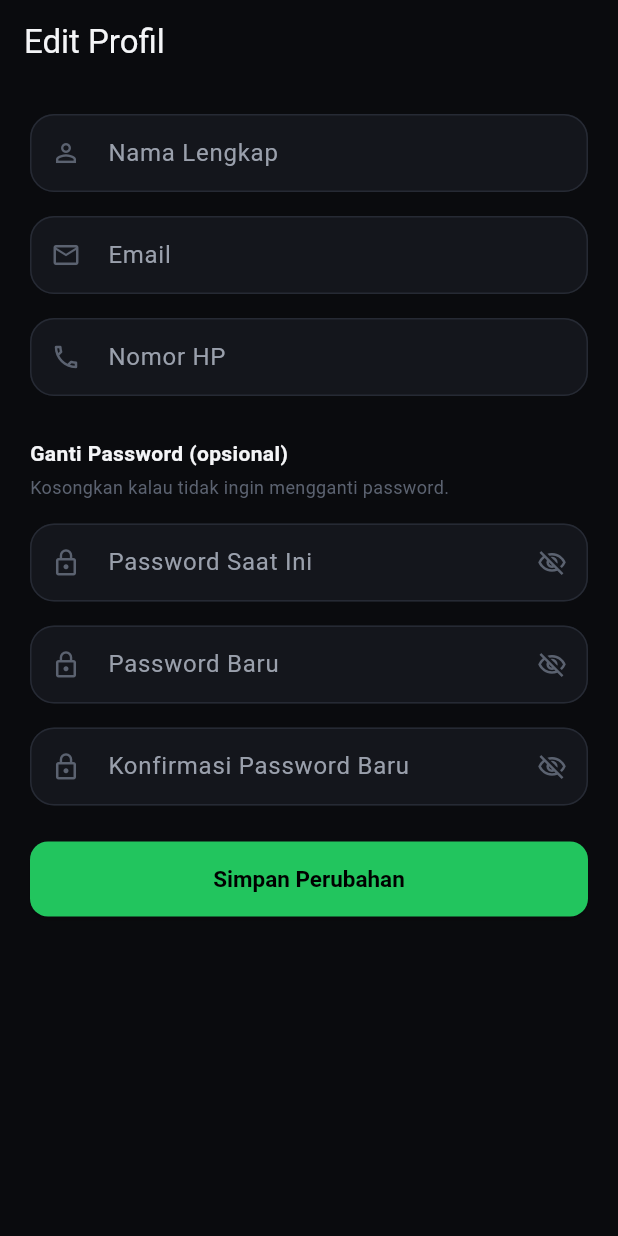
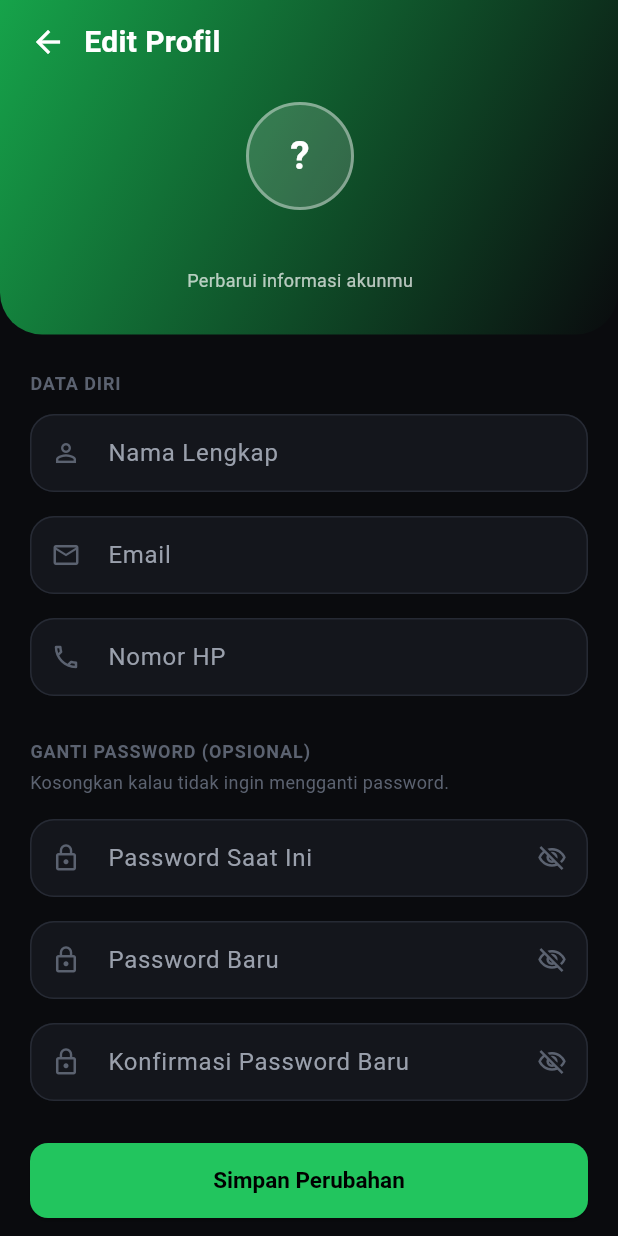
Before and after one commit to asep1994/billiard-customer, a Flutter app: the EditProfileScreen screen opened by its route, on a phone screen of 412 x 824 dp. Run offline on Flutter 3.47's test engine with Material 3 defaults, Android fonts, the phone set to English and light mode, and no system bars; our stand-ins replace dio, firebase_core, firebase_messaging, flutter_local_notifications, geolocator, go_router and 3 more; accounts and stored records are empty.

Commit message:
style: match Edit Profil's look to the redesigned profile tab
Gives Edit Profil the same gradient header and initials avatar as the
profile tab, and groups its fields under "Data Diri" / "Ganti Password"
section labels instead of ad-hoc headings. Extracts InitialsAvatar and
SectionLabel into shared widgets so both screens (and future ones) stay
in sync instead of duplicating the styling.

Co-Authored-By: Claude Sonnet 5 <noreply@anthropic.com>

```diff
--- a/lib/screens/profile/edit_profile_screen.dart
+++ b/lib/screens/profile/edit_profile_screen.dart
@@ -5,7 +5,9 @@ import '../../core/api_exception.dart';
 import '../../core/theme.dart';
 import '../../providers/auth_provider.dart';
 import '../../widgets/app_text_field.dart';
+import '../../widgets/initials_avatar.dart';
 import '../../widgets/primary_button.dart';
+import '../../widgets/section_label.dart';
 
 class EditProfileScreen extends StatefulWidget {
   const EditProfileScreen({super.key});
@@ -92,12 +94,56 @@ class _EditProfileScreenState extends State<EditProfileScreen> {
 
   @override
   Widget build(BuildContext context) {
+    final customer = context.watch<AuthProvider>().customer;
+
     return Scaffold(
       backgroundColor: AppColors.bg,
-      appBar: AppBar(title: const Text('Edit Profil')),
       body: SafeArea(
         child: SingleChildScrollView(
-          padding: const EdgeInsets.all(20),
+          child: Column(
+            crossAxisAlignment: CrossAxisAlignment.stretch,
+            children: [
+              Container(
+                padding: const EdgeInsets.fromLTRB(8, 4, 20, 28),
+                decoration: const BoxDecoration(
+                  gradient: LinearGradient(
+                    begin: Alignment.topLeft,
+                    end: Alignment.bottomRight,
+                    colors: [AppColors.primaryDark, AppColors.bg],
+                  ),
+                  borderRadius: BorderRadius.only(bottomLeft: Radius.circular(28), bottomRight: Radius.circular(28)),
+                ),
+                child: Column(
+                  children: [
+                    Row(
+                      children: [
+                        IconButton(
+                          onPressed: () => Navigator.of(context).pop(),
+                          icon: const Icon(Icons.arrow_back, color: Colors.white),
+                        ),
+                        const Text(
+                          'Edit Profil',
+                          style: TextStyle(fontSize: 20, fontWeight: FontWeight.bold, color: Colors.white),
+                        ),
+                      ],
+                    ),
+                    const SizedBox(height: 16),
+                    InitialsAvatar(name: customer?.name, size: 72),
+                    const SizedBox(height: 12),
+                    Text(
+                      customer?.name ?? '-',
+                      style: const TextStyle(fontSize: 17, fontWeight: FontWeight.bold, color: Colors.white),
+                    ),
+                    const SizedBox(height: 2),
+                    Text(
+                      'Perbarui informasi akunmu',
+                      style: TextStyle(color: Colors.white.withValues(alpha: 0.7), fontSize: 12),
+                    ),
+                  ],
+                ),
+              ),
+              Padding(
+                padding: const EdgeInsets.fromLTRB(20, 24, 20, 20),
                 child: Form(
                   key: _formKey,
                   child: Column(
@@ -113,8 +159,10 @@ class _EditProfileScreenState extends State<EditProfileScreen> {
                           ),
                           child: Text(_formError!, style: const TextStyle(color: AppColors.danger, fontSize: 13)),
                         ),
-                  const SizedBox(height: 16),
+                        const SizedBox(height: 20),
                       ],
+                      const SectionLabel('Data Diri'),
+                      const SizedBox(height: 12),
                       AppTextField(
                         controller: _nameController,
                         icon: Icons.person_outline,
@@ -141,10 +189,7 @@ class _EditProfileScreenState extends State<EditProfileScreen> {
                         validator: (value) => (value == null || value.trim().isEmpty) ? 'Nomor HP wajib diisi' : null,
                       ),
                       const SizedBox(height: 28),
-                const Text(
-                  'Ganti Password (opsional)',
-                  style: TextStyle(color: AppColors.text, fontWeight: FontWeight.w600, fontSize: 14),
-                ),
+                      const SectionLabel('Ganti Password (Opsional)'),
                       const SizedBox(height: 4),
                       const Text(
                         'Kosongkan kalau tidak ingin mengganti password.',
@@ -178,10 +223,13 @@ class _EditProfileScreenState extends State<EditProfileScreen> {
                         label: 'Konfirmasi Password Baru',
                         obscureText: true,
                       ),
-                const SizedBox(height: 24),
+                      const SizedBox(height: 28),
                       PrimaryButton(label: 'Simpan Perubahan', isLoading: _isSubmitting, onPressed: _submit),
                     ],
                   ),
+                ),
+              ),
+            ],
           ),
         ),
       ),
--- a/lib/screens/profile/profile_tab.dart
+++ b/lib/screens/profile/profile_tab.dart
@@ -4,6 +4,8 @@ import 'package:provider/provider.dart';
 
 import '../../core/theme.dart';
 import '../../providers/auth_provider.dart';
+import '../../widgets/initials_avatar.dart';
+import '../../widgets/section_label.dart';
 
 class ProfileTab extends StatelessWidget {
   const ProfileTab({super.key});
@@ -29,14 +31,6 @@ class ProfileTab extends StatelessWidget {
       await context.read<AuthProvider>().logout();
       if (context.mounted) context.go('/login');
     }
-  }
-
-  String _initials(String? name) {
-    if (name == null || name.trim().isEmpty) return '?';
-    final parts = name.trim().split(RegExp(r'\s+'));
-    final first = parts.first.substring(0, 1);
-    final last = parts.length > 1 ? parts.last.substring(0, 1) : '';
-    return (first + last).toUpperCase();
   }
 
   @override
@@ -68,20 +62,7 @@ class ProfileTab extends StatelessWidget {
                   ),
                 ),
                 const SizedBox(height: 20),
-                Container(
-                  width: 84,
-                  height: 84,
-                  decoration: BoxDecoration(
-                    shape: BoxShape.circle,
-                    color: Colors.white.withValues(alpha: 0.15),
-                    border: Border.all(color: Colors.white.withValues(alpha: 0.4), width: 2),
-                  ),
-                  alignment: Alignment.center,
-                  child: Text(
-                    _initials(customer?.name),
-                    style: const TextStyle(fontSize: 30, fontWeight: FontWeight.bold, color: Colors.white),
-                  ),
-                ),
+                InitialsAvatar(name: customer?.name, size: 84),
                 const SizedBox(height: 14),
                 Text(
                   customer?.name ?? '-',
@@ -108,7 +89,7 @@ class ProfileTab extends StatelessWidget {
           child: Column(
             crossAxisAlignment: CrossAxisAlignment.start,
             children: [
-              const _SectionLabel('Akun'),
+              const SectionLabel('Akun'),
               const SizedBox(height: 10),
               _MenuCard(
                 children: [
@@ -121,7 +102,7 @@ class ProfileTab extends StatelessWidget {
                 ],
               ),
               const SizedBox(height: 24),
-              const _SectionLabel('Lainnya'),
+              const SectionLabel('Lainnya'),
               const SizedBox(height: 10),
               _MenuCard(
                 children: [
@@ -158,25 +139,6 @@ class ProfileTab extends StatelessWidget {
           ),
         ),
       ],
-    );
-  }
-}
-
-class _SectionLabel extends StatelessWidget {
-  const _SectionLabel(this.label);
-
-  final String label;
-
-  @override
-  Widget build(BuildContext context) {
-    return Text(
-      label.toUpperCase(),
-      style: const TextStyle(
-        color: AppColors.textFaint,
-        fontSize: 12,
-        fontWeight: FontWeight.w700,
-        letterSpacing: 0.6,
-      ),
     );
   }
 }
--- /dev/null
+++ b/lib/widgets/initials_avatar.dart
@@ -0,0 +1,37 @@
+import 'package:flutter/material.dart';
+
+/// Circular avatar showing a person's initials - used in place of a photo
+/// since customer accounts don't have one.
+class InitialsAvatar extends StatelessWidget {
+  const InitialsAvatar({super.key, required this.name, this.size = 84});
+
+  final String? name;
+  final double size;
+
+  String get _initials {
+    final trimmed = name?.trim() ?? '';
+    if (trimmed.isEmpty) return '?';
+    final parts = trimmed.split(RegExp(r'\s+'));
+    final first = parts.first.substring(0, 1);
+    final last = parts.length > 1 ? parts.last.substring(0, 1) : '';
+    return (first + last).toUpperCase();
+  }
+
+  @override
+  Widget build(BuildContext context) {
+    return Container(
+      width: size,
+      height: size,
+      decoration: BoxDecoration(
+        shape: BoxShape.circle,
+        color: Colors.white.withValues(alpha: 0.15),
+        border: Border.all(color: Colors.white.withValues(alpha: 0.4), width: 2),
+      ),
+      alignment: Alignment.center,
+      child: Text(
+        _initials,
+        style: TextStyle(fontSize: size * 0.36, fontWeight: FontWeight.bold, color: Colors.white),
+      ),
+    );
+  }
+}
--- /dev/null
+++ b/lib/widgets/section_label.dart
@@ -0,0 +1,24 @@
+import 'package:flutter/material.dart';
+
+import '../core/theme.dart';
+
+/// Small caps label used above a grouped set of fields or menu items,
+/// e.g. "AKUN" or "GANTI PASSWORD".
+class SectionLabel extends StatelessWidget {
+  const SectionLabel(this.label, {super.key});
+
+  final String label;
+
+  @override
+  Widget build(BuildContext context) {
+    return Text(
+      label.toUpperCase(),
+      style: const TextStyle(
+        color: AppColors.textFaint,
+        fontSize: 12,
+        fontWeight: FontWeight.w700,
+        letterSpacing: 0.6,
+      ),
+    );
+  }
+}
```
Lines whose indentation alone changed are shown as unchanged.
